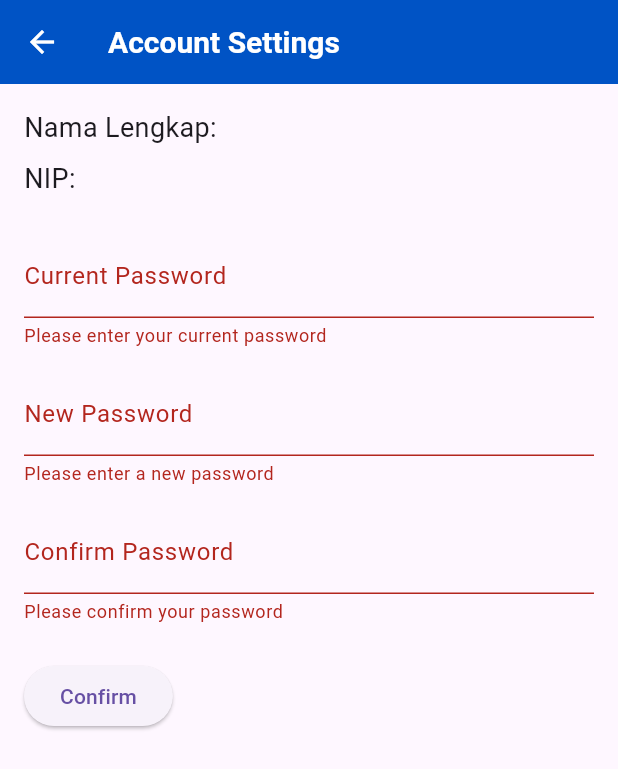
After one commit to alifzidanr/simpeg2, a Flutter app: the AccountSettingsPage screen opened directly, after a tap on "Confirm", on a phone screen of 412 x 824 dp. The commit adds this screen. Shown: the top 769 px of the screen. Run offline on Flutter 3.47's test engine with Material 3 defaults, Android fonts, the light colour scheme and no system bars; our stand-ins replace fl_chart, google_fonts, image_picker, permission_handler, shared_preferences, sqflite; accounts and stored records are empty.

Commit message:
xxth commit

```diff
--- /dev/null
+++ b/lib/account_settings_page.dart
@@ -0,0 +1,141 @@
+import 'package:flutter/material.dart';
+import 'database_helper.dart';
+
+class AccountSettingsPage extends StatefulWidget {
+  @override
+  _AccountSettingsPageState createState() => _AccountSettingsPageState();
+}
+
+class _AccountSettingsPageState extends State<AccountSettingsPage> {
+  final _formKey = GlobalKey<FormState>();
+  String? currentPassword, newPassword, confirmPassword;
+  String namaLengkap = '', nip = '';
+  final String idPegawai = 'your_id'; // Set this accordingly
+
+  @override
+  void initState() {
+    super.initState();
+    _loadEmployeeData();
+  }
+
+  // Load employee data (nama_lengkap and nip)
+  Future<void> _loadEmployeeData() async {
+    final dbHelper = DatabaseHelper.instance;
+    final employee = await dbHelper.getEmployeeProfile(idPegawai);
+    if (employee != null) {
+      setState(() {
+        namaLengkap = employee['nama_lengkap'] ?? '';
+        nip = employee['nip'] ?? '';
+      });
+    }
+  }
+
+  // Handle password change logic
+  Future<void> _changePassword() async {
+    if (!_formKey.currentState!.validate()) return;
+
+    final dbHelper = DatabaseHelper.instance;
+
+    // Verify current password
+    final isValid = await dbHelper.login(idPegawai, currentPassword!);
+    if (!isValid) {
+      _showSnackbar('Current password is incorrect');
+      return;
+    }
+
+    // Check if new password matches confirmation
+    if (newPassword != confirmPassword) {
+      _showSnackbar('New password and confirm password do not match');
+      return;
+    }
+
+    // Update the password in the database
+    await dbHelper.updatePassword(idPegawai, newPassword!);  // No encryption needed
+
+    _showSnackbar('Password changed successfully');
+  }
+
+  void _showSnackbar(String message) {
+    ScaffoldMessenger.of(context).showSnackBar(SnackBar(content: Text(message)));
+  }
+
+  @override
+  Widget build(BuildContext context) {
+    return Scaffold(
+      appBar: AppBar(
+        backgroundColor: Color(0xFF0053C5),
+        title: Text(
+          'Account Settings',
+          style: TextStyle(
+            fontSize: 20,
+            fontWeight: FontWeight.bold,
+            color: Colors.white,
+          ),
+        ),
+        leading: IconButton(
+          icon: Icon(Icons.arrow_back, color: Colors.white),
+          onPressed: () {
+            Navigator.pop(context);
+          },
+        ),
+      ),
+      body: Padding(
+        padding: const EdgeInsets.all(16.0),
+        child: Column(
+          crossAxisAlignment: CrossAxisAlignment.start,
+          children: [
+            Text('Nama Lengkap: $namaLengkap', style: TextStyle(fontSize: 18)),
+            SizedBox(height: 8),
+            Text('NIP: $nip', style: TextStyle(fontSize: 18)),
+            SizedBox(height: 24),
+            Form(
+              key: _formKey,
+              child: Column(
+                crossAxisAlignment: CrossAxisAlignment.start,
+                children: [
+                  TextFormField(
+                    decoration: InputDecoration(labelText: 'Current Password'),
+                    obscureText: true,
+                    onChanged: (value) {
+                      currentPassword = value;
+                    },
+                    validator: (value) {
+                      return value!.isEmpty ? 'Please enter your current password' : null;
+                    },
+                  ),
+                  SizedBox(height: 16),
+                  TextFormField(
+                    decoration: InputDecoration(labelText: 'New Password'),
+                    obscureText: true,
+                    onChanged: (value) {
+                      newPassword = value;
+                    },
+                    validator: (value) {
+                      return value!.isEmpty ? 'Please enter a new password' : null;
+                    },
+                  ),
+                  SizedBox(height: 16),
+                  TextFormField(
+                    decoration: InputDecoration(labelText: 'Confirm Password'),
+                    obscureText: true,
+                    onChanged: (value) {
+                      confirmPassword = value;
+                    },
+                    validator: (value) {
+                      return value!.isEmpty ? 'Please confirm your password' : null;
+                    },
+                  ),
+                  SizedBox(height: 24),
+                  ElevatedButton(
+                    onPressed: _changePassword,
+                    child: Text('Confirm'),
+                  ),
+                ],
+              ),
+            ),
+          ],
+        ),
+      ),
+    );
+  }
+}
```
Also changed, not shown: lib/app_bar_widget.dart (+8 -1 lines), lib/career_page.dart (+30 -6 lines), lib/class_page.dart (+29 -5 lines), lib/database_helper.dart (+10 -0 lines), 1 other file.
